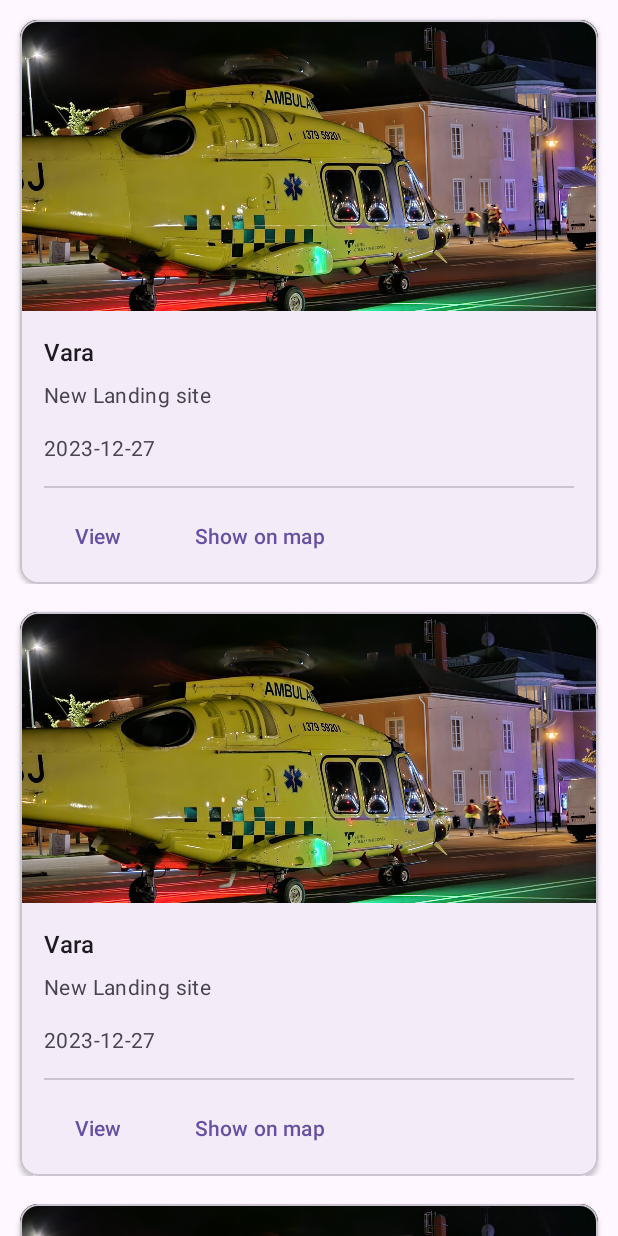
After one commit to mattias012/MyHeliports, an Android app: the layout fragment_listlocation.xml on its own in the app's theme, with its tools: preview values and no code run, on a phone screen of 412 x 824 dp. The commit adds this screen. Run offline under Robolectric (Android 15) with nearby library versions, the phone set to English and light mode, and no system bars.

Commit message:
fragment location list

```diff
--- a/app/src/main/AndroidManifest.xml
+++ b/app/src/main/AndroidManifest.xml
@@ -11,6 +11,7 @@
     <uses-permission android:name="android.permission.WRITE_EXTERNAL_STORAGE" />
     <uses-permission android:name="android.permission.ACCESS_BACKGROUND_LOCATION"  />
     <uses-permission android:name="android.permission.ACCESS_MEDIA_LOCATION" />
+    <uses-permission android:name="android.permission.INTERNET" />
 
 
     <application
--- a/app/src/main/java/com/example/myheliports/AddLocationActivity.kt
+++ b/app/src/main/java/com/example/myheliports/AddLocationActivity.kt
@@ -475,7 +475,7 @@ class AddLocationActivity : AppCompatActivity() {
                         userId = user.uid
                     )
 
-                    db.collection("users").document(user.uid).collection("locations").add(location)
+                    db.collection("locations").add(location)
                         .addOnSuccessListener { documentReference ->
                             Log.d("!!!", "DocumentSnapshot added with ID: ${documentReference.id}")
 
--- a/app/src/main/res/layout/activity_start.xml
+++ b/app/src/main/res/layout/activity_start.xml
@@ -44,9 +44,11 @@
         android:id="@+id/container"
         android:layout_width="0dp"
         android:layout_height="0dp"
+
+        app:layout_constraintBottom_toTopOf="@+id/bottom_navigation"
         app:layout_constraintEnd_toEndOf="parent"
         app:layout_constraintStart_toStartOf="parent"
-        app:layout_constraintTop_toTopOf="parent">
+        app:layout_constraintTop_toBottomOf="@+id/appBarLayout">
 
     </FrameLayout>
 
--- /dev/null
+++ b/app/src/main/res/layout/fragment_listlocation.xml
@@ -0,0 +1,17 @@
+<?xml version="1.0" encoding="utf-8"?>
+<androidx.constraintlayout.widget.ConstraintLayout xmlns:android="http://schemas.android.com/apk/res/android"
+    xmlns:app="http://schemas.android.com/apk/res-auto"
+    xmlns:tools="http://schemas.android.com/tools"
+    android:layout_width="match_parent"
+    android:layout_height="match_parent">
+
+    <androidx.recyclerview.widget.RecyclerView
+        android:id="@+id/listOfLocationsView"
+        android:layout_width="0dp"
+        android:layout_height="0dp"
+        app:layout_constraintBottom_toBottomOf="parent"
+        app:layout_constraintEnd_toEndOf="parent"
+        app:layout_constraintStart_toStartOf="parent"
+        app:layout_constraintTop_toTopOf="parent"
+        tools:listitem="@layout/item_listlocation" />
+</androidx.constraintlayout.widget.ConstraintLayout>
--- /dev/null
+++ b/app/src/main/res/layout/item_listlocation.xml
@@ -0,0 +1,106 @@
+<?xml version="1.0" encoding="utf-8"?>
+<androidx.constraintlayout.widget.ConstraintLayout xmlns:android="http://schemas.android.com/apk/res/android"
+    xmlns:app="http://schemas.android.com/apk/res-auto"
+    xmlns:tools="http://schemas.android.com/tools"
+    android:layout_width="match_parent"
+    android:layout_height="wrap_content"
+    android:padding="5dp">
+
+    <com.google.android.material.card.MaterialCardView
+        android:id="@+id/card"
+        android:layout_width="match_parent"
+        android:layout_height="wrap_content"
+        android:layout_margin="8dp"
+        android:layout_marginStart="8dp"
+        android:layout_marginTop="8dp"
+        android:layout_marginEnd="8dp"
+        app:cardElevation="@dimen/cardview_default_elevation"
+        app:layout_constraintEnd_toEndOf="parent"
+        app:layout_constraintStart_toStartOf="parent"
+        app:layout_constraintTop_toTopOf="parent">
+
+
+        <LinearLayout
+            android:layout_width="match_parent"
+            android:layout_height="wrap_content"
+            android:orientation="vertical">
+
+            <!-- Media -->
+            <ImageView
+                android:id="@+id/imageView"
+                android:layout_width="match_parent"
+                android:layout_height="194dp"
+                android:contentDescription="New Landing site"
+                android:scaleType="centerCrop"
+                app:srcCompat="@drawable/a1" />
+
+            <LinearLayout
+                android:layout_width="match_parent"
+                android:layout_height="wrap_content"
+                android:orientation="vertical"
+                android:padding="16dp">
+
+                <!-- Title, secondary and supporting text -->
+                <TextView
+                    android:id="@+id/titleView"
+                    android:layout_width="wrap_content"
+                    android:layout_height="wrap_content"
+                    android:text="Vara"
+                    android:textAppearance="?attr/textAppearanceTitleMedium" />
+
+                <TextView
+                    android:id="@+id/descriptionView"
+                    android:layout_width="wrap_content"
+                    android:layout_height="wrap_content"
+                    android:layout_marginTop="8dp"
+                    android:text="New Landing site"
+                    android:textAppearance="?attr/textAppearanceBodyMedium"
+                    android:textColor="?android:attr/textColorSecondary" />
+
+                <TextView
+                    android:id="@+id/dateView"
+                    android:layout_width="wrap_content"
+                    android:layout_height="wrap_content"
+                    android:layout_marginTop="16dp"
+                    android:text="2023-12-27"
+                    android:textAppearance="?attr/textAppearanceBodyMedium"
+                    android:textColor="?android:attr/textColorSecondary" />
+
+
+            </LinearLayout>
+
+            <com.google.android.material.divider.MaterialDivider
+                android:layout_width="match_parent"
+                android:layout_height="wrap_content"
+                app:dividerInsetEnd="16dp"
+                app:dividerInsetStart="16dp"
+                tools:layout_editor_absoluteX="-16dp"
+                tools:layout_editor_absoluteY="383dp" />
+            <!-- Buttons -->
+            <LinearLayout
+                android:layout_width="wrap_content"
+                android:layout_height="wrap_content"
+                android:layout_margin="8dp"
+                android:orientation="horizontal">
+
+                <com.google.android.material.button.MaterialButton
+                    style="?attr/borderlessButtonStyle"
+                    android:layout_width="wrap_content"
+                    android:layout_height="wrap_content"
+                    android:layout_marginEnd="8dp"
+                    android:text="View" />
+
+                <com.google.android.material.button.MaterialButton
+                    style="?attr/borderlessButtonStyle"
+                    android:layout_width="wrap_content"
+                    android:layout_height="wrap_content"
+
+                    android:text="Show on map" />
+            </LinearLayout>
+
+        </LinearLayout>
+
+    </com.google.android.material.card.MaterialCardView>
+
+
+</androidx.constraintlayout.widget.ConstraintLayout>
```
Also changed, not shown: app/src/main/java/com/example/myheliports/ListLocationFragment.kt (added, +54 -0 lines), app/src/main/java/com/example/myheliports/LocationRecyclerAdapter.kt (added, +44 -0 lines), app/src/main/java/com/example/myheliports/StartActivity.kt (+14 -1 lines).
